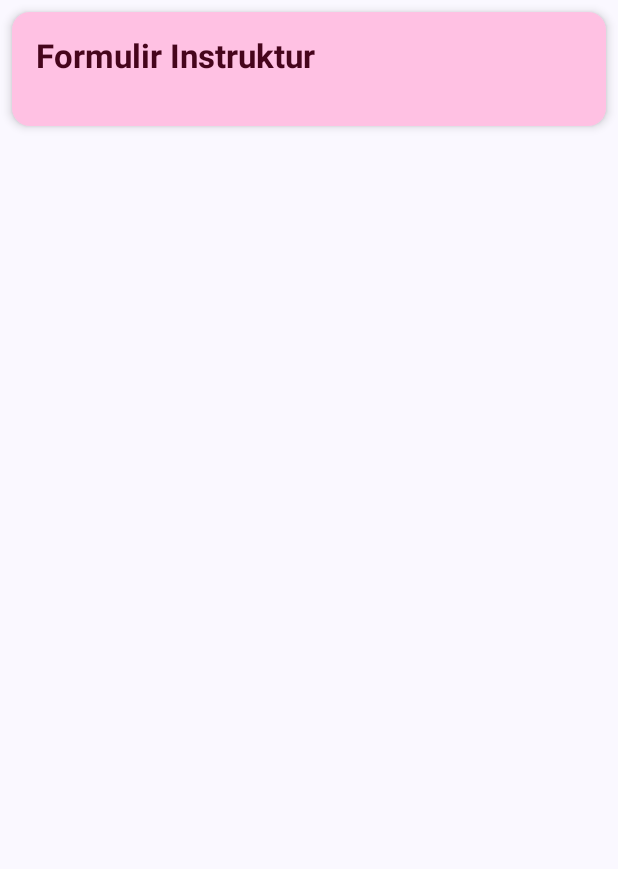
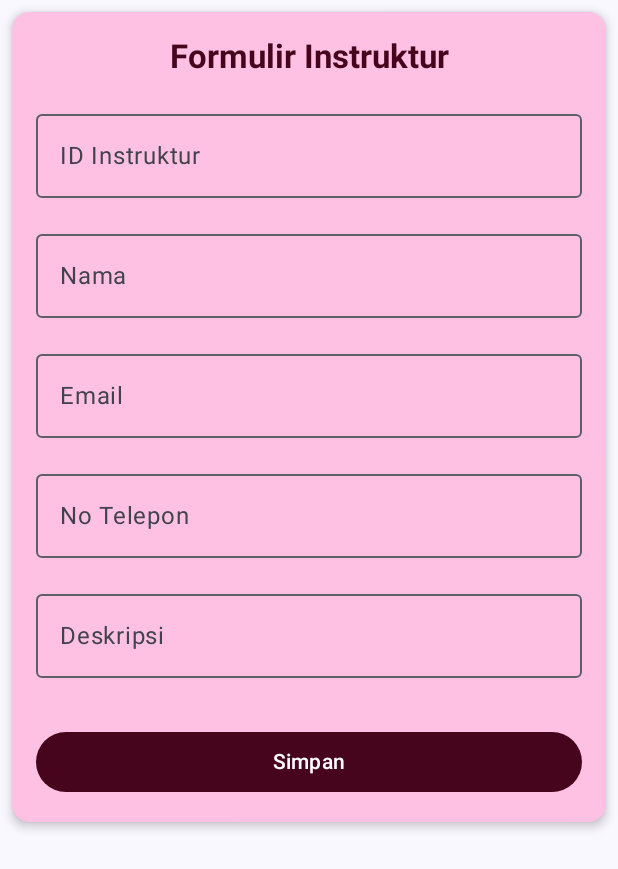
Before and after one commit to Rauda08/A12_113, an Android app built with Jetpack Compose: the composable InsertBodyInstruktur shown on its own in the app's theme, on a phone screen of 412 x 824 dp. Shown: the top 869 px of the screen. Run offline under Robolectric (Android 15) with nearby library versions, the phone set to English and light mode, and no system bars; 2 statements that could not run were skipped.

Commit message:
Menambahkan tombol simpan dengan warna latar belakang dan teks untuk form instruktur

```diff
--- a/app/src/main/java/com/example/finalucp_113/ui/view/instruktur/InsertInstrukturView.kt
+++ b/app/src/main/java/com/example/finalucp_113/ui/view/instruktur/InsertInstrukturView.kt
@@ -148,7 +148,22 @@ fun InsertBodyInstruktur(
                 textAlign = TextAlign.Center,
                 color = PinkMedium
             )
+            FormInstruktur(
+                insertInstrukturEvent = insertInstrukturUIState.instrukturEvent,
+                onValueChange = onValueChange,
+                errorState = insertInstrukturUIState.isEntryValid,
+                modifier = Modifier.fillMaxWidth()
+            )
 
+            Spacer(modifier = Modifier.height(16.dp))
+
+            Button(
+                onClick = onClick,
+                modifier = Modifier.fillMaxWidth(),
+                colors = ButtonDefaults.buttonColors(containerColor = PinkMedium)
+            ) {
+                Text(text = "Simpan", color = Color.White)
+            }
 
         }
     }
@@ -242,7 +257,7 @@ fun FormInstruktur(
                     onValueChange = { onValueChange(insertInstrukturEvent.copy(deskripsi = it)) },
                     label = { Text("Deskripsi") },
                     isError = errorState.deskripsi != null,
-                    placeholder = { Text("Masukkan No Telepon") }
+                    placeholder = { Text("Masukkan Deskripsi") }
                 )
                 if (errorState.deskripsi != null) {
                     Text(text = errorState.deskripsi ?: "", color = Color.Red, fontSize = 12.sp)
```
